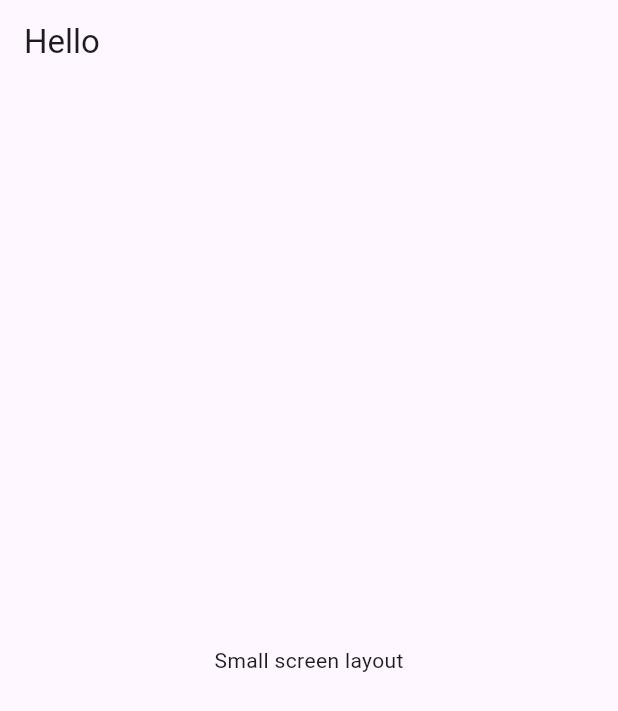
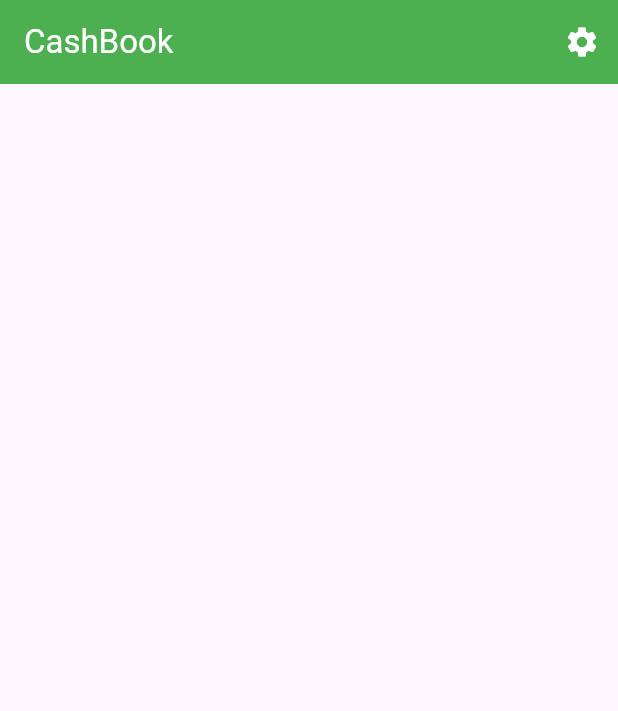
Before and after one commit to imohsinx/cash_book, a Flutter app: the screen it shows after launch, on a phone screen of 412 x 824 dp. Shown: the top 711 px of the screen. Run offline on Flutter 3.47's test engine with Material 3 defaults, Android fonts, the phone set to English and light mode, and no system bars.

Commit message:
Some More Basics .

```diff
--- /dev/null
+++ b/lib/cashbook_screen.dart
@@ -0,0 +1,59 @@
+import 'package:flutter/material.dart';
+
+class CashbookScreen extends StatelessWidget {
+  const CashbookScreen({super.key});
+
+  @override
+  Widget build(BuildContext context) {
+    // var mediaQueryData = MediaQuery.of(context);
+    // var screenWidth = mediaQueryData.size.width;
+    // var screenHeight = mediaQueryData.size.height;
+
+    // bool isSmallScreen = screenWidth < 600;
+
+    return Scaffold(
+      body: LayoutBuilder(
+        builder: (context, constraints) {
+          if (constraints.maxWidth < 600) {
+            return Column(
+              children: [
+                AppBar(
+                  backgroundColor: Colors.green[500],
+                  foregroundColor: Colors.white,
+                  title: Text("CashBook"),
+                  centerTitle: false,
+                  actions: [
+                    IconButton(onPressed: () {}, icon: Icon(Icons.settings))
+                  ],
+                ),
+              ],
+            );
+          } else {
+            return Center(
+              child: Card(
+                child: Column(
+                  children: [
+                    Container(
+                      width: 800,
+                      height: 60,
+                      child: AppBar(
+                        backgroundColor: Colors.green[500],
+                        foregroundColor: Colors.white,
+                        title: Text("CashBook"),
+                        centerTitle: false,
+                        actions: [
+                          IconButton(
+                              onPressed: () {}, icon: Icon(Icons.settings))
+                        ],
+                      ),
+                    ),
+                  ],
+                ),
+              ),
+            );
+          }
+        },
+      ),
+    );
+  }
+}
--- a/lib/home.dart
+++ /dev/null
@@ -1,31 +0,0 @@
-import 'package:flutter/material.dart';
-
-class HomeScreen extends StatelessWidget {
-  const HomeScreen({super.key});
-
-  @override
-  Widget build(BuildContext context) {
-    // var mediaQueryData = MediaQuery.of(context);
-    // var screenWidth = mediaQueryData.size.width;
-    // var screenHeight = mediaQueryData.size.height;
-
-    // bool isSmallScreen = screenWidth < 600;
-
-    return Scaffold(
-      appBar: AppBar(
-        title: Text("Hello"),
-      ),
-      body: Center(
-        child: LayoutBuilder(
-          builder: (context, constraints) {
-            if (constraints.maxWidth < 600) {
-              return Text('Small screen layout');
-            } else {
-              return Text('Large screen layout');
-            }
-          },
-        ),
-      ),
-    );
-  }
-}
--- a/lib/main.dart
+++ b/lib/main.dart
@@ -1,4 +1,4 @@
-import 'package:cash_book/home.dart';
+import 'package:cash_book/cashbook_screen.dart';
 import 'package:cash_book/cashbook_provider.dart';
 import 'package:cash_book/theme_provider.dart';
 import 'package:flutter/material.dart';
@@ -20,10 +20,11 @@ class MyApp extends StatelessWidget {
   @override
   Widget build(BuildContext context) {
     return MaterialApp(
+      debugShowCheckedModeBanner: false,
       title: 'Flutter App',
       initialRoute: '/',
       routes: {
-        '/': (context) => HomeScreen(),
+        '/': (context) => CashbookScreen(),
         // '/second': (context) => SecondScreen(),
       },
     );
--- /dev/null
+++ b/lib/transaction_screen.dart
@@ -0,0 +1,10 @@
+import 'package:flutter/material.dart';
+
+class TransactionScreen extends StatelessWidget {
+  const TransactionScreen({super.key});
+
+  @override
+  Widget build(BuildContext context) {
+    return const Placeholder();
+  }
+}
```
